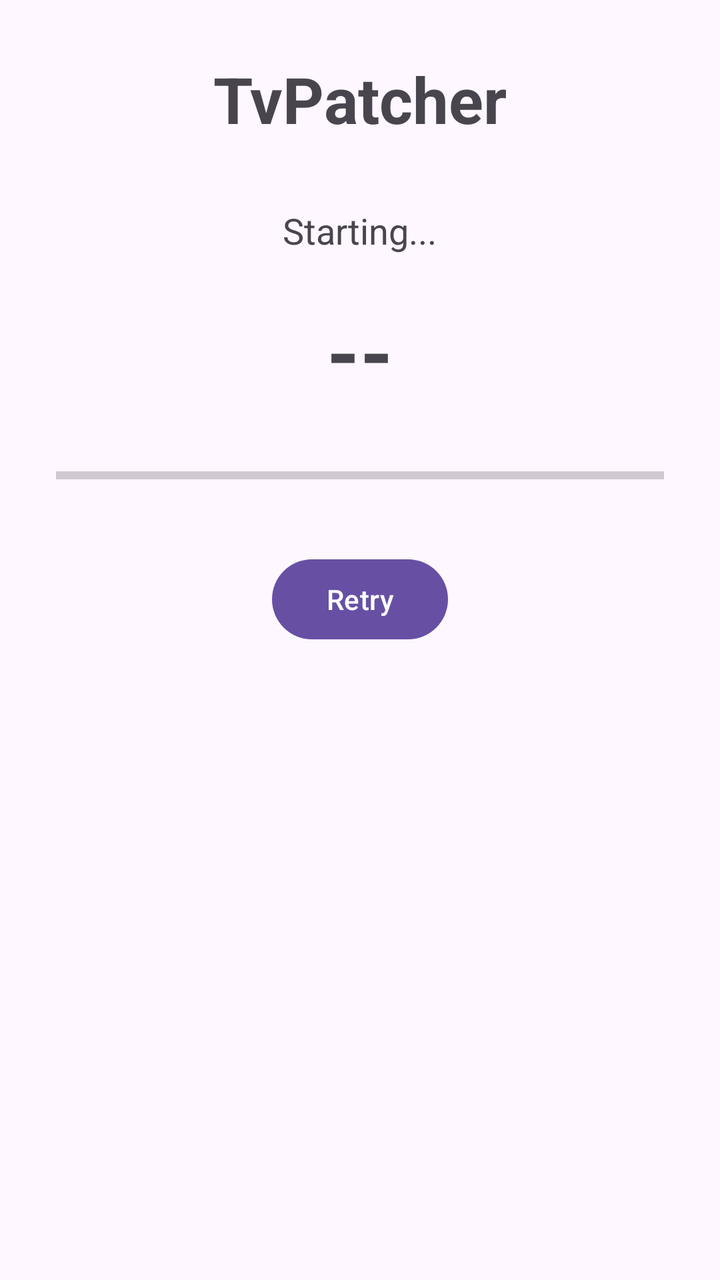
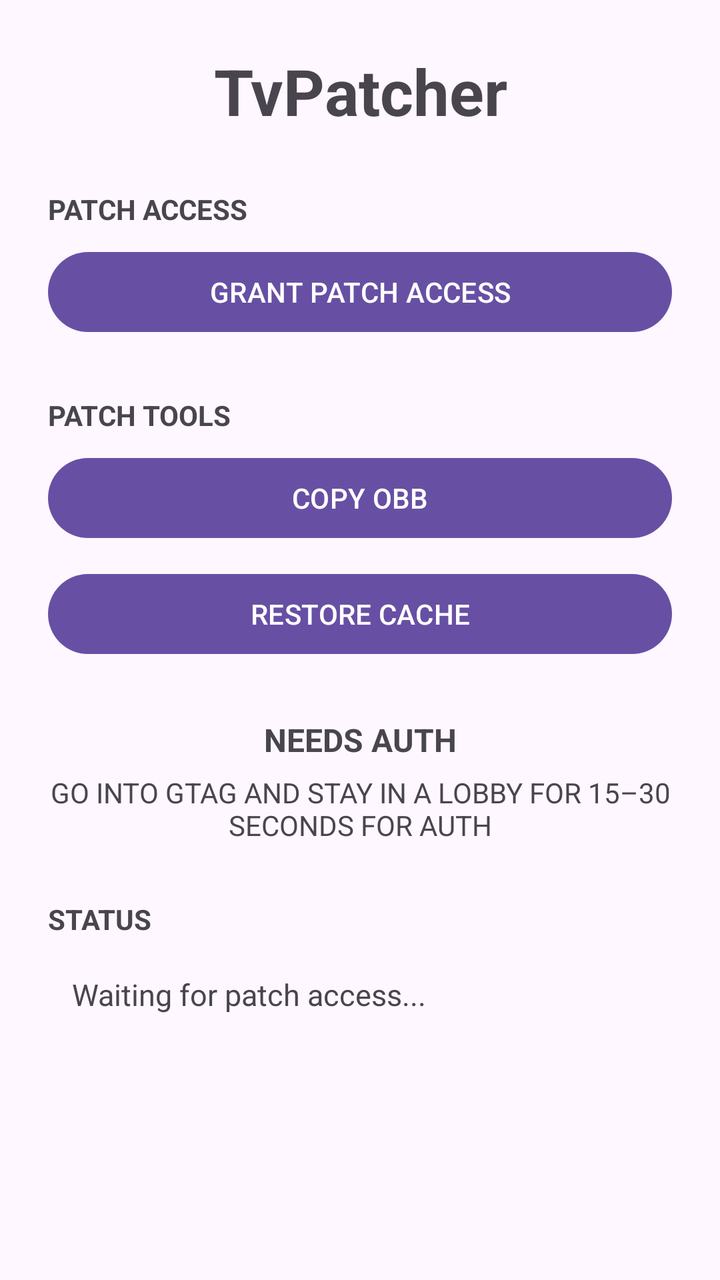

An Android layout rendered at two revisions. The XML below is the earlier revision; the diff shows what the commit changed to produce the second picture.
<!-- AndroidManifest.xml: application theme Theme.TvPatcher -->
<!-- res/layout/activity_main.xml -->
<?xml version="1.0" encoding="utf-8"?>
<androidx.constraintlayout.widget.ConstraintLayout
    xmlns:android="http://schemas.android.com/apk/res/android"
    xmlns:app="http://schemas.android.com/apk/res-auto"
    android:layout_width="match_parent"
    android:layout_height="match_parent"
    android:padding="28dp">

    <TextView
        android:id="@+id/titleText"
        android:layout_width="wrap_content"
        android:layout_height="wrap_content"
        android:text="TvPatcher"
        android:textSize="32sp"
        android:textStyle="bold"
        app:layout_constraintTop_toTopOf="parent"
        app:layout_constraintStart_toStartOf="parent"
        app:layout_constraintEnd_toEndOf="parent" />

    <TextView
        android:id="@+id/statusText"
        android:layout_width="wrap_content"
        android:layout_height="wrap_content"
        android:layout_marginTop="32dp"
        android:text="Starting..."
        android:textSize="18sp"
        app:layout_constraintTop_toBottomOf="@id/titleText"
        app:layout_constraintStart_toStartOf="parent"
        app:layout_constraintEnd_toEndOf="parent" />

    <TextView
        android:id="@+id/countdownText"
        android:layout_width="wrap_content"
        android:layout_height="wrap_content"
        android:layout_marginTop="20dp"
        android:text="--"
        android:textSize="42sp"
        android:textStyle="bold"
        app:layout_constraintTop_toBottomOf="@id/statusText"
        app:layout_constraintStart_toStartOf="parent"
        app:layout_constraintEnd_toEndOf="parent" />

    <ProgressBar
        android:id="@+id/progressBar"
        style="?android:attr/progressBarStyleHorizontal"
        android:layout_width="0dp"
        android:layout_height="12dp"
        android:layout_marginTop="28dp"
        android:max="100"
        android:progress="0"
        app:layout_constraintTop_toBottomOf="@id/countdownText"
        app:layout_constraintStart_toStartOf="parent"
        app:layout_constraintEnd_toEndOf="parent" />

    <Button
        android:id="@+id/retryButton"
        android:layout_width="wrap_content"
        android:layout_height="wrap_content"
        android:layout_marginTop="32dp"
        android:text="Retry"
        app:layout_constraintTop_toBottomOf="@id/progressBar"
        app:layout_constraintStart_toStartOf="parent"
        app:layout_constraintEnd_toEndOf="parent" />

</androidx.constraintlayout.widget.ConstraintLayout>
<!-- resources referenced by this layout -->
<resources>
  <style name="Theme.TvPatcher" parent="Theme.Material3.DayNight.NoActionBar">
  
          <item name="android:windowLightStatusBar">false</item>
          <item name="android:navigationBarColor">
              @android:color/black
          </item>
  
      </style>
</resources>

<!-- the commit's change to res/layout/activity_main.xml (unified diff, before → after) -->
@@ -1,65 +1,103 @@
 <?xml version="1.0" encoding="utf-8"?>
-<androidx.constraintlayout.widget.ConstraintLayout
+<ScrollView
     xmlns:android="http://schemas.android.com/apk/res/android"
-    xmlns:app="http://schemas.android.com/apk/res-auto"
     android:layout_width="match_parent"
-    android:layout_height="match_parent"
-    android:padding="28dp">
+    android:layout_height="match_parent">
 
-    <TextView
-        android:id="@+id/titleText"
-        android:layout_width="wrap_content"
+    <LinearLayout
+        android:layout_width="match_parent"
         android:layout_height="wrap_content"
-        android:text="TvPatcher"
-        android:textSize="32sp"
-        android:textStyle="bold"
-        app:layout_constraintTop_toTopOf="parent"
-        app:layout_constraintStart_toStartOf="parent"
-        app:layout_constraintEnd_toEndOf="parent" />
+        android:orientation="vertical"
+        android:padding="24dp">
 
-    <TextView
-        android:id="@+id/statusText"
-        android:layout_width="wrap_content"
-        android:layout_height="wrap_content"
-        android:layout_marginTop="32dp"
-        android:text="Starting..."
-        android:textSize="18sp"
-        app:layout_constraintTop_toBottomOf="@id/titleText"
-        app:layout_constraintStart_toStartOf="parent"
-        app:layout_constraintEnd_toEndOf="parent" />
+        <TextView
+            android:layout_width="match_parent"
+            android:layout_height="wrap_content"
+            android:text="TvPatcher"
+            android:textSize="32sp"
+            android:textStyle="bold"
+            android:gravity="center"
+            android:layout_marginBottom="28dp"/>
 
-    <TextView
-        android:id="@+id/countdownText"
-        android:layout_width="wrap_content"
-        android:layout_height="wrap_content"
-        android:layout_marginTop="20dp"
-        android:text="--"
-        android:textSize="42sp"
-        android:textStyle="bold"
-        app:layout_constraintTop_toBottomOf="@id/statusText"
-        app:layout_constraintStart_toStartOf="parent"
-        app:layout_constraintEnd_toEndOf="parent" />
+        <TextView
+            android:layout_width="match_parent"
+            android:layout_height="wrap_content"
+            android:text="PATCH ACCESS"
+            android:textStyle="bold"
+            android:textSize="14sp"
+            android:layout_marginBottom="8dp"/>
 
-    <ProgressBar
-        android:id="@+id/progressBar"
-        style="?android:attr/progressBarStyleHorizontal"
-        android:layout_width="0dp"
-        android:layout_height="12dp"
-        android:layout_marginTop="28dp"
-        android:max="100"
-        android:progress="0"
-        app:layout_constraintTop_toBottomOf="@id/countdownText"
-        app:layout_constraintStart_toStartOf="parent"
-        app:layout_constraintEnd_toEndOf="parent" />
+        <Button
+            android:id="@+id/grantPatchAccess"
+            android:layout_width="match_parent"
+            android:layout_height="wrap_content"
+            android:text="GRANT PATCH ACCESS"/>
 
-    <Button
-        android:id="@+id/retryButton"
-        android:layout_width="wrap_content"
-        android:layout_height="wrap_content"
-        android:layout_marginTop="32dp"
-        android:text="Retry"
-        app:layout_constraintTop_toBottomOf="@id/progressBar"
-        app:layout_constraintStart_toStartOf="parent"
-        app:layout_constraintEnd_toEndOf="parent" />
+        <Space
+            android:layout_width="match_parent"
+            android:layout_height="28dp"/>
 
-</androidx.constraintlayout.widget.ConstraintLayout>
+        <TextView
+            android:layout_width="match_parent"
+            android:layout_height="wrap_content"
+            android:text="PATCH TOOLS"
+            android:textStyle="bold"
+            android:textSize="14sp"
+            android:layout_marginBottom="8dp"/>
+
+        <Button
+            android:id="@+id/copyObb"
+            android:layout_width="match_parent"
+            android:layout_height="wrap_content"
+            android:text="COPY OBB"/>
+
+        <Button
+            android:id="@+id/restoreCache"
+            android:layout_width="match_parent"
+            android:layout_height="wrap_content"
+            android:text="RESTORE CACHE"
+            android:layout_marginTop="10dp"/>
+
+        <Space
+            android:layout_width="match_parent"
+            android:layout_height="28dp"/>
+
+        <TextView
+            android:layout_width="match_parent"
+            android:layout_height="wrap_content"
+            android:text="NEEDS AUTH"
+            android:textStyle="bold"
+            android:textSize="16sp"
+            android:gravity="center"/>
+
+        <TextView
+            android:layout_width="match_parent"
+            android:layout_height="wrap_content"
+            android:text="GO INTO GTAG AND STAY IN A LOBBY FOR 15–30 SECONDS FOR AUTH"
+            android:textSize="14sp"
+            android:gravity="center"
+            android:layout_marginTop="6dp"/>
+
+        <Space
+            android:layout_width="match_parent"
+            android:layout_height="28dp"/>
+
+        <TextView
+            android:layout_width="match_parent"
+            android:layout_height="wrap_content"
+            android:text="STATUS"
+            android:textStyle="bold"
+            android:textSize="14sp"/>
+
+        <TextView
+            android:id="@+id/statusText"
+            android:layout_width="match_parent"
+            android:layout_height="wrap_content"
+            android:text="Waiting for patch access..."
+            android:textSize="15sp"
+            android:padding="12dp"
+            android:layout_marginTop="6dp"/>
+
+    </LinearLayout>
+
+</ScrollView>
